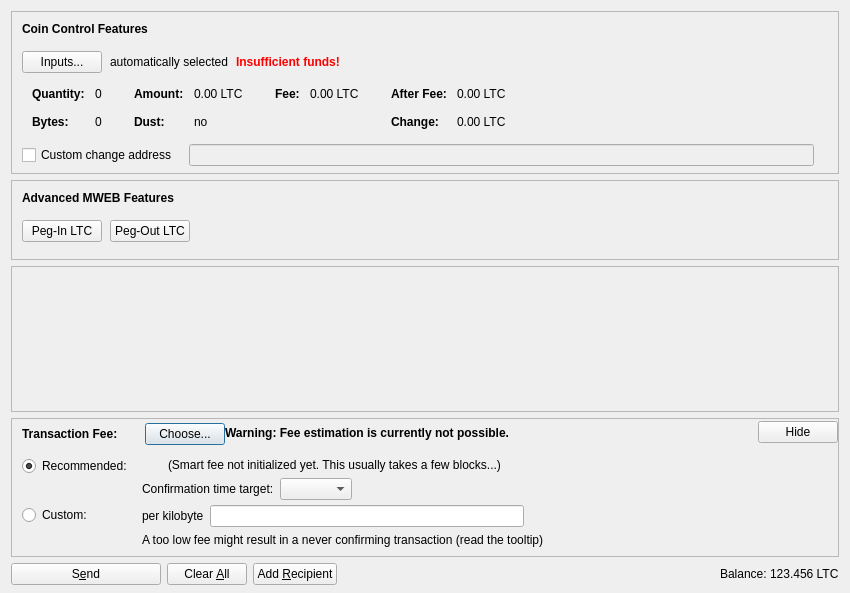
Qt form src/qt/forms/sendcoinsdialog.ui (litecoinII-project/litecoinII) before a commit.
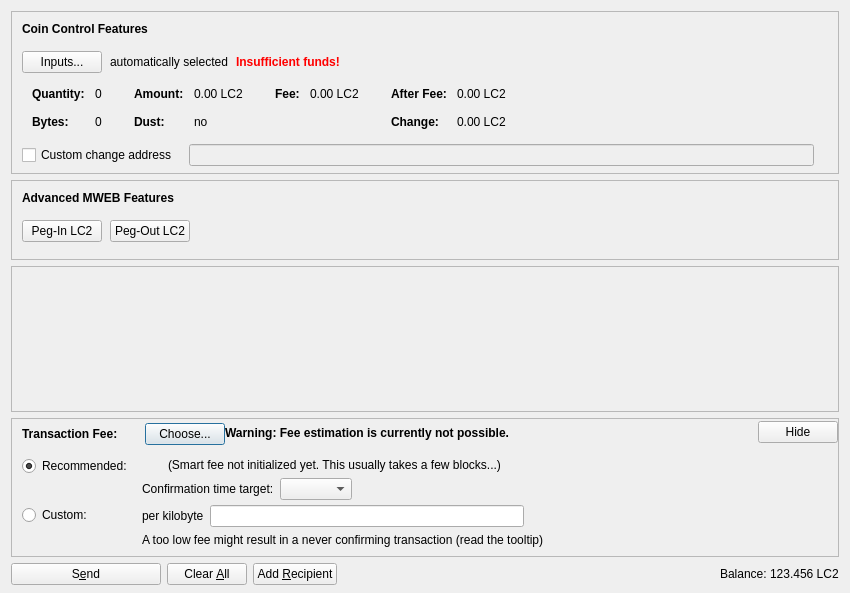
The same form after that commit. Icons and pictures are not drawn. Custom widgets are drawn as their Qt base class.

```diff
--- a/src/qt/forms/sendcoinsdialog.ui
+++ b/src/qt/forms/sendcoinsdialog.ui
@@ -324,7 +324,7 @@
                   <enum>Qt::ActionsContextMenu</enum>
                  </property>
                  <property name="text">
-                  <string notr="true">0.00 LTC</string>
+                  <string notr="true">0.00 LC2</string>
                  </property>
                  <property name="textInteractionFlags">
                   <set>Qt::LinksAccessibleByMouse|Qt::TextSelectableByKeyboard|Qt::TextSelectableByMouse</set>
@@ -404,7 +404,7 @@
                   <enum>Qt::ActionsContextMenu</enum>
                  </property>
                  <property name="text">
-                  <string notr="true">0.00 LTC</string>
+                  <string notr="true">0.00 LC2</string>
                  </property>
                  <property name="textInteractionFlags">
                   <set>Qt::LinksAccessibleByMouse|Qt::TextSelectableByKeyboard|Qt::TextSelectableByMouse</set>
@@ -455,7 +455,7 @@
                   <enum>Qt::ActionsContextMenu</enum>
                  </property>
                  <property name="text">
-                  <string notr="true">0.00 LTC</string>
+                  <string notr="true">0.00 LC2</string>
                  </property>
                  <property name="textInteractionFlags">
                   <set>Qt::LinksAccessibleByMouse|Qt::TextSelectableByKeyboard|Qt::TextSelectableByMouse</set>
@@ -484,7 +484,7 @@
                   <enum>Qt::ActionsContextMenu</enum>
                  </property>
                  <property name="text">
-                  <string notr="true">0.00 LTC</string>
+                  <string notr="true">0.00 LC2</string>
                  </property>
                  <property name="textInteractionFlags">
                   <set>Qt::LinksAccessibleByMouse|Qt::TextSelectableByKeyboard|Qt::TextSelectableByMouse</set>
@@ -667,7 +667,7 @@
              <string notr="true"/>
             </property>
             <property name="text">
-             <string>Peg-In LTC</string>
+             <string>Peg-In LC2</string>
             </property>
             <property name="checkable">
              <bool>true</bool>
@@ -683,7 +683,7 @@
              <string notr="true"/>
             </property>
             <property name="text">
-             <string>Peg-Out LTC</string>
+             <string>Peg-Out LC2</string>
             </property>
             <property name="checkable">
              <bool>true</bool>
@@ -1353,7 +1353,7 @@
           <cursorShape>IBeamCursor</cursorShape>
          </property>
          <property name="text">
-          <string notr="true">123.456 LTC</string>
+          <string notr="true">123.456 LC2</string>
          </property>
          <property name="textInteractionFlags">
           <set>Qt::LinksAccessibleByMouse|Qt::TextSelectableByKeyboard|Qt::TextSelectableByMouse</set>
```
